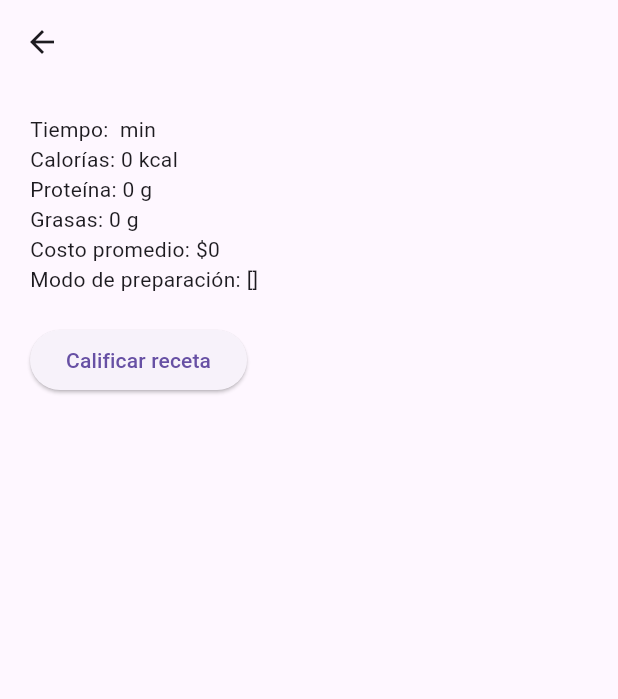
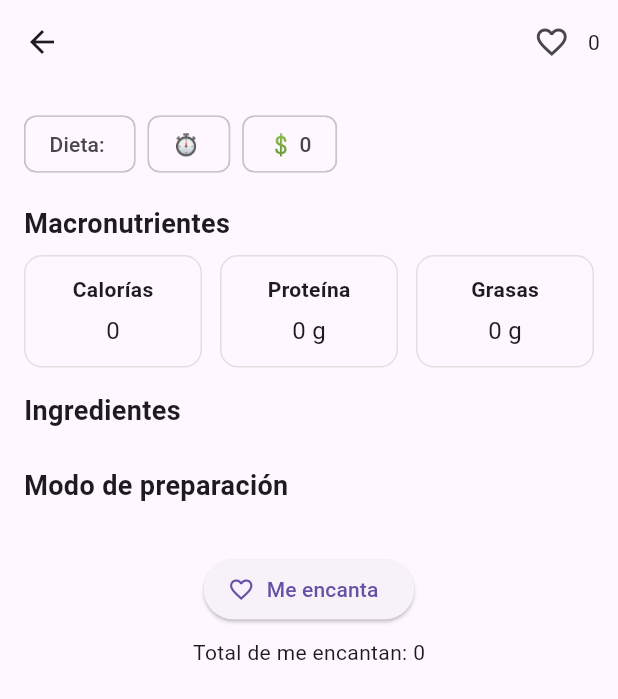
Before and after one commit to yahirmnk/menu_app, a Flutter app: the RecipeDetailScreen screen opened directly with empty values, on a phone screen of 412 x 824 dp. Shown: the top 699 px of the screen. Run offline on Flutter 3.47's test engine with Material 3 defaults, Android fonts, the light colour scheme and no system bars.

Commit message:
reparo de likes vs3

```diff
--- a/lib/models/recipe.dart
+++ b/lib/models/recipe.dart
@@ -31,9 +31,6 @@ class Recipe {
   final int fat;            // backend: grasas
   final int avgCost;        // backend: costoPromedio
 
-  // Compatibilidad con rating anterior (puedes dejar de usarlo en UI)
-  final double ratingAverage; // backend: calificacionPromedio
-
   // Estado/autor
   final String? status;     // pending/approved/rejected
   final String? autorId;
@@ -53,7 +50,6 @@ class Recipe {
     required this.protein,
     required this.fat,
     required this.avgCost,
-    required this.ratingAverage,
     this.status,
     this.autorId,
     this.likesCount = 0,
@@ -65,12 +61,6 @@ class Recipe {
     if (v is int) return v;
     if (v is num) return v.toInt();
     return int.tryParse('$v') ?? 0;
-  }
-
-  static double _asDouble(dynamic v) {
-    if (v is double) return v;
-    if (v is num) return v.toDouble();
-    return double.tryParse('$v') ?? 0.0;
   }
 
   factory Recipe.fromJson(Map<String, dynamic> json) {
@@ -104,8 +94,6 @@ class Recipe {
       fat: _asInt(map['grasas']),
       avgCost: _asInt(map['costoPromedio']),
 
-      ratingAverage: _asDouble(map['calificacionPromedio']),
-
       status: map['status']?.toString(),
       autorId: map['autorId']?.toString(),
 
@@ -116,4 +104,39 @@ class Recipe {
 
   // Utilidad para UI (saber si un usuario ya dio "me encanta")
   bool likedBy(String userId) => likes.contains(userId);
+
+  // 🔹 Nuevo: copyWith para actualizar solo algunos campos sin perder el resto
+  Recipe copyWith({
+    String? id,
+    String? title,
+    String? dietTag,
+    String? prepTime,
+    List<Ingredient>? ingredientes,
+    List<String>? modoPreparacion,
+    int? calories,
+    int? protein,
+    int? fat,
+    int? avgCost,
+    String? status,
+    String? autorId,
+    int? likesCount,
+    List<String>? likes,
+  }) {
+    return Recipe(
+      id: id ?? this.id,
+      title: title ?? this.title,
+      dietTag: dietTag ?? this.dietTag,
+      prepTime: prepTime ?? this.prepTime,
+      ingredientes: ingredientes ?? this.ingredientes,
+      modoPreparacion: modoPreparacion ?? this.modoPreparacion,
+      calories: calories ?? this.calories,
+      protein: protein ?? this.protein,
+      fat: fat ?? this.fat,
+      avgCost: avgCost ?? this.avgCost,
+      status: status ?? this.status,
+      autorId: autorId ?? this.autorId,
+      likesCount: likesCount ?? this.likesCount,
+      likes: likes ?? this.likes,
+    );
+  }
 }
--- a/lib/screens/recipe_detail_screen.dart
+++ b/lib/screens/recipe_detail_screen.dart
@@ -1,30 +1,196 @@
 import 'package:flutter/material.dart';
 import '../models/recipe.dart';
+import '../services/mongo_service.dart';
 
-class RecipeDetailScreen extends StatelessWidget {
+class RecipeDetailScreen extends StatefulWidget {
   final Recipe recipe;
-  const RecipeDetailScreen({super.key, required this.recipe});
+  final String? userId; // pásalo desde RecipesScreen
+
+  const RecipeDetailScreen({
+    super.key,
+    required this.recipe,
+    this.userId,
+  });
+
+  @override
+  State<RecipeDetailScreen> createState() => _RecipeDetailScreenState();
+}
+
+class _RecipeDetailScreenState extends State<RecipeDetailScreen> {
+  final MongoService _api = MongoService();
+  late Recipe _recipe;
+  bool _liking = false;
+
+  @override
+  void initState() {
+    super.initState();
+    _recipe = widget.recipe;
+  }
+
+  Future<void> _toggleLike() async {
+    final userId = widget.userId;
+    if (userId == null || userId.isEmpty) {
+      ScaffoldMessenger.of(context).showSnackBar(
+        const SnackBar(content: Text("Necesitas iniciar sesión para dar me encanta.")),
+      );
+      return;
+    }
+    if (_liking) return;
+    setState(() => _liking = true);
+
+    final alreadyLiked = _recipe.likedBy(userId);
+
+    // Optimista
+    final original = _recipe;
+    final updatedLikes = List<String>.from(_recipe.likes);
+    int updatedCount = _recipe.likesCount;
+
+    if (alreadyLiked) {
+      if (updatedCount > 0) updatedCount--;
+      updatedLikes.remove(userId);
+    } else {
+      updatedCount++;
+      updatedLikes.add(userId);
+    }
+
+    setState(() {
+      _recipe = _recipe.copyWith(
+        likes: updatedLikes,
+        likesCount: updatedCount,
+      );
+    });
+
+    // Llamada real
+    final server = alreadyLiked
+        ? await _api.unlikeRecipe(recipeId: original.id, userId: userId)
+        : await _api.likeRecipe(recipeId: original.id, userId: userId);
+
+    if (!mounted) return;
+
+    if (server == null) {
+      // Revertir si falló
+      setState(() {
+        _recipe = original;
+        _liking = false;
+      });
+      ScaffoldMessenger.of(context).showSnackBar(
+        const SnackBar(content: Text("No se pudo actualizar el me encanta.")),
+      );
+    } else {
+      // Sincronizar con server
+      setState(() {
+        _recipe = server;
+        _liking = false;
+      });
+    }
+  }
+
+  Widget _sectionTitle(String text) => Padding(
+        padding: const EdgeInsets.only(top: 16, bottom: 8),
+        child: Text(text, style: const TextStyle(fontSize: 18, fontWeight: FontWeight.w700)),
+      );
 
   @override
   Widget build(BuildContext context) {
+    final liked = widget.userId != null && _recipe.likedBy(widget.userId!);
+
     return Scaffold(
-      appBar: AppBar(title: Text(recipe.title)),
-      body: Padding(
-        padding: const EdgeInsets.all(20),
+      appBar: AppBar(
+        title: Text(_recipe.title),
+        actions: [
+          Row(
+            children: [
+              IconButton(
+                tooltip: liked ? "Ya no me encanta" : "Me encanta",
+                icon: Icon(liked ? Icons.favorite : Icons.favorite_border),
+                color: liked ? Colors.red : null,
+                onPressed: _liking ? null : _toggleLike,
+              ),
+              Padding(
+                padding: const EdgeInsets.only(right: 12),
+                child: Text("${_recipe.likesCount}"),
+              ),
+            ],
+          ),
+        ],
+      ),
+      body: SingleChildScrollView(
+        padding: const EdgeInsets.all(16),
         child: Column(
           crossAxisAlignment: CrossAxisAlignment.start,
           children: [
-            Text("Tiempo: ${recipe.prepTime} min"),
-            Text("Calorías: ${recipe.calories} kcal"),
-            Text("Proteína: ${recipe.protein} g"),
-            Text("Grasas: ${recipe.fat} g"),
-            Text("Costo promedio: \$${recipe.avgCost}"),
-            Text("Modo de preparación: ${recipe.modoPreparacion}"),
-            const SizedBox(height: 20),
-            ElevatedButton(
-              onPressed: () {},
-              child: const Text("Calificar receta"),
+            // Chips de info rápida
+            Wrap(
+              spacing: 8,
+              runSpacing: 8,
+              children: [
+                Chip(label: Text("Dieta: ${_recipe.dietTag}")),
+                Chip(label: Text("⏱ ${_recipe.prepTime}")),
+                Chip(label: Text("💲 ${_recipe.avgCost}")),
+              ],
             ),
+
+            _sectionTitle("Macronutrientes"),
+            Row(
+              children: [
+                _macroBox("Calorías", "${_recipe.calories}"),
+                const SizedBox(width: 12),
+                _macroBox("Proteína", "${_recipe.protein} g"),
+                const SizedBox(width: 12),
+                _macroBox("Grasas", "${_recipe.fat} g"),
+              ],
+            ),
+
+            _sectionTitle("Ingredientes"),
+            ..._recipe.ingredientes.map((ing) => ListTile(
+                  dense: true,
+                  contentPadding: EdgeInsets.zero,
+                  leading: const Icon(Icons.check_circle_outline),
+                  title: Text(ing.nombre),
+                  trailing: Text(ing.cantidad),
+                )),
+
+            _sectionTitle("Modo de preparación"),
+            ..._recipe.modoPreparacion.asMap().entries.map((e) => ListTile(
+                  dense: true,
+                  contentPadding: EdgeInsets.zero,
+                  leading: CircleAvatar(
+                    radius: 12,
+                    child: Text("${e.key + 1}", style: const TextStyle(fontSize: 12)),
+                  ),
+                  title: Text(e.value),
+                )),
+
+            const SizedBox(height: 24),
+            Center(
+              child: ElevatedButton.icon(
+                onPressed: _liking ? null : _toggleLike,
+                icon: Icon(liked ? Icons.favorite : Icons.favorite_border),
+                label: Text(liked ? "Quitar me encanta" : "Me encanta"),
+              ),
+            ),
+            const SizedBox(height: 8),
+            Center(child: Text("Total de me encantan: ${_recipe.likesCount}")),
+            const SizedBox(height: 24),
+          ],
+        ),
+      ),
+    );
+  }
+
+  Widget _macroBox(String title, String value) {
+    return Expanded(
+      child: Container(
+        padding: const EdgeInsets.symmetric(vertical: 12, horizontal: 12),
+        decoration: BoxDecoration(
+          borderRadius: BorderRadius.circular(12),
+          border: Border.all(color: Colors.grey.shade300),
+        ),
+        child: Column(
+          children: [
+            Text(title, style: const TextStyle(fontWeight: FontWeight.w600)),
+            const SizedBox(height: 6),
+            Text(value, style: const TextStyle(fontSize: 16)),
           ],
         ),
       ),
```
Also changed, not shown: lib/screens/recipes_screen.dart (+33 -42 lines).
